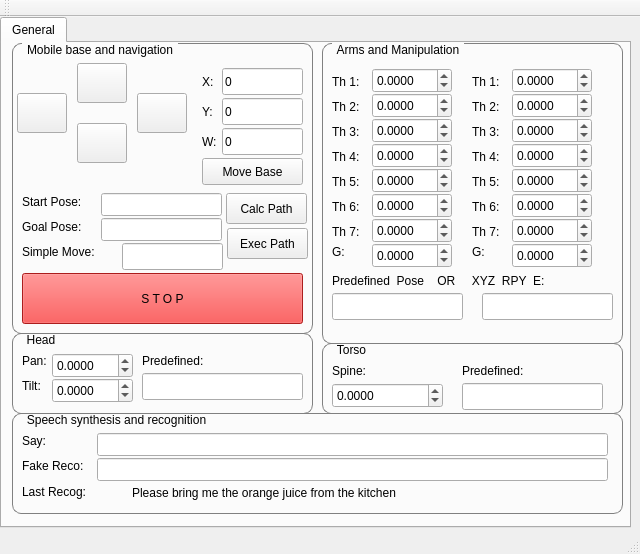
Old version of the form catkin_ws/src/hri/justina_gui/src/MainWindow.ui in the repository mnegretev/JustinaLight.
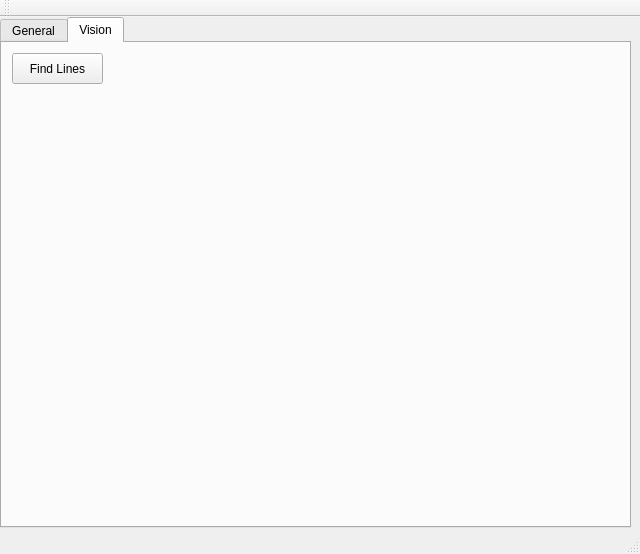
New version of the form. The open tabs and pages were chosen to show the change.

Commit message: Correct urdf and justina_controllers to make torso ready Modify topic_resender.py node to publish current head and arms positions Copy obj_reco node from justina repo and modify GUI to call find_lines service

```diff
--- a/catkin_ws/src/hri/justina_gui/src/MainWindow.ui
+++ b/catkin_ws/src/hri/justina_gui/src/MainWindow.ui
@@ -1689,6 +1689,24 @@
       </widget>
      </widget>
     </widget>
+    <widget class="QWidget" name="tab">
+     <attribute name="title">
+      <string>Vision</string>
+     </attribute>
+     <widget class="QPushButton" name="visBtnFindLines">
+      <property name="geometry">
+       <rect>
+        <x>10</x>
+        <y>10</y>
+        <width>91</width>
+        <height>31</height>
+       </rect>
+      </property>
+      <property name="text">
+       <string>Find Lines</string>
+      </property>
+     </widget>
+    </widget>
    </widget>
   </widget>
   <widget class="QToolBar" name="mainToolBar">
```
Left out of the diff: 2 changed lines with no effect on the pictures. The commit also changes 31 other files.
